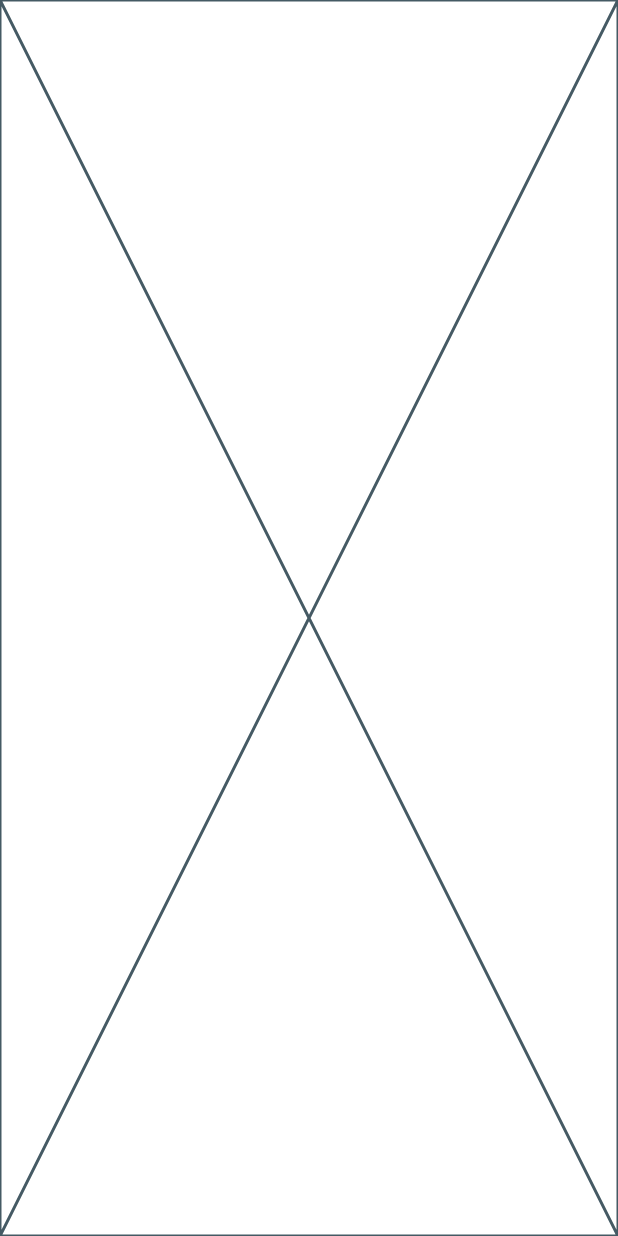
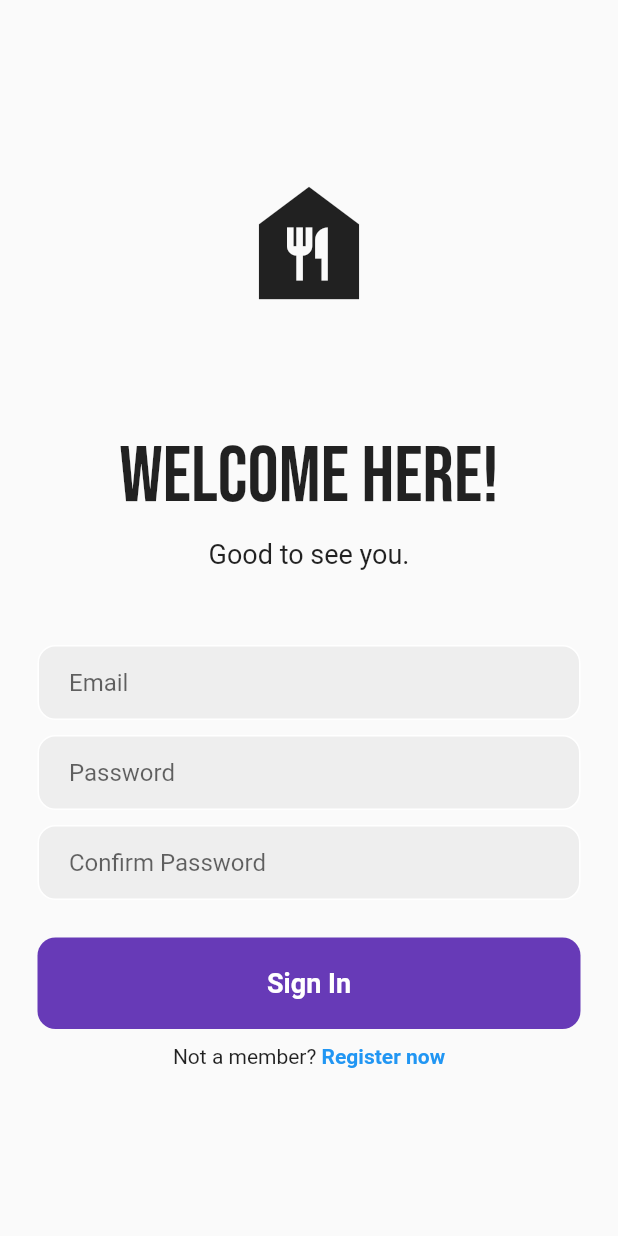
Before and after one commit to abdussametkaradeniz/recipeProject, a Flutter app: the screen it shows after launch, on a phone screen of 412 x 824 dp. Run offline on Flutter 3.47's test engine with Material 2 defaults, Android fonts, the light colour scheme and no system bars; our stand-ins replace google_fonts.

Commit message:
signin ekranı deneme olarak tamamlandı

```diff
--- a/lib/AuthProcess/SignIn/SignIn.dart
+++ b/lib/AuthProcess/SignIn/SignIn.dart
@@ -1,4 +1,5 @@
 import 'package:flutter/material.dart';
+import 'package:google_fonts/google_fonts.dart';
 
 class SignIn extends StatefulWidget {
   const SignIn({super.key});
@@ -10,6 +11,142 @@
 class _SignInState extends State<SignIn> {
   @override
   Widget build(BuildContext context) {
-    return const Placeholder();
+    final double width = MediaQuery.of(context).size.width;
+    final double height = MediaQuery.of(context).size.height / 5;
+    return Scaffold(
+      backgroundColor: Colors.grey[290],
+      body: SafeArea(
+        child: Center(
+          child: SingleChildScrollView(
+            child: Column(
+              mainAxisAlignment: MainAxisAlignment.center,
+              children: [
+                Icon(
+                  Icons.food_bank,
+                  size: 100,
+                ),
+                SizedBox(height: 75),
+                //Welcome text
+                Text(
+                  "Welcome here!",
+                  style: GoogleFonts.bebasNeue(
+                    fontSize: 52,
+                  ),
+                ),
+                SizedBox(height: 10),
+                Text(
+                  "Good to see you.",
+                  style: TextStyle(fontSize: 18),
+                ),
+                SizedBox(height: 50),
+                //email
+                Padding(
+                  padding: const EdgeInsets.symmetric(horizontal: 25.0),
+                  child: Container(
+                    decoration: BoxDecoration(
+                      color: Colors.grey[200],
+                      border: Border.all(color: Colors.white),
+                      borderRadius: BorderRadius.circular(12),
+                    ),
+                    child: Padding(
+                      padding: const EdgeInsets.only(left: 20.0),
+                      child: TextField(
+                        decoration: InputDecoration(
+                          border: InputBorder.none,
+                          hintText: 'Email',
+                        ),
+                      ),
+                    ),
+                  ),
+                ),
+                SizedBox(height: 10),
+                //password
+                Padding(
+                  padding: const EdgeInsets.symmetric(horizontal: 25.0),
+                  child: Container(
+                    decoration: BoxDecoration(
+                      color: Colors.grey[200],
+                      border: Border.all(color: Colors.white),
+                      borderRadius: BorderRadius.circular(12),
+                    ),
+                    child: const Padding(
+                      padding: EdgeInsets.only(left: 20.0),
+                      child: TextField(
+                        obscureText: true,
+                        decoration: InputDecoration(
+                          border: InputBorder.none,
+                          hintText: 'Password',
+                        ),
+                      ),
+                    ),
+                  ),
+                ),
+                const SizedBox(height: 10),
+
+                Padding(
+                  padding: const EdgeInsets.symmetric(horizontal: 25.0),
+                  child: Container(
+                    decoration: BoxDecoration(
+                      color: Colors.grey[200],
+                      border: Border.all(color: Colors.white),
+                      borderRadius: BorderRadius.circular(12),
+                    ),
+                    child: Padding(
+                      padding: const EdgeInsets.only(left: 20.0),
+                      child: TextField(
+                        obscureText: true,
+                        decoration: InputDecoration(
+                          border: InputBorder.none,
+                          hintText: 'Confirm Password',
+                        ),
+                      ),
+                    ),
+                  ),
+                ),
+                SizedBox(height: 25),
+
+                //sign in
+                Padding(
+                  padding: const EdgeInsets.symmetric(horizontal: 25.0),
+                  child: Container(
+                    padding: EdgeInsets.all(20.0),
+                    decoration: BoxDecoration(
+                      color: Colors.deepPurple,
+                      borderRadius: BorderRadius.circular(12),
+                    ),
+                    child: Center(
+                      child: Text(
+                        'Sign In',
+                        style: TextStyle(
+                          color: Colors.white,
+                          fontWeight: FontWeight.bold,
+                          fontSize: 18,
+                        ),
+                      ),
+                    ),
+                  ),
+                ),
+                SizedBox(height: 10),
+
+                //not a member
+                Row(
+                  mainAxisAlignment: MainAxisAlignment.center,
+                  children: [
+                    Text('Not a member?'),
+                    Text(
+                      ' Register now',
+                      style: TextStyle(
+                        color: Colors.blue,
+                        fontWeight: FontWeight.bold,
+                      ),
+                    ),
+                  ],
+                ),
+              ],
+            ),
+          ),
+        ),
+      ),
+    );
   }
 }
--- a/lib/main.dart
+++ b/lib/main.dart
@@ -12,7 +12,7 @@
   @override
   Widget build(BuildContext context) {
     SystemChrome.setSystemUIOverlayStyle(
-      SystemUiOverlayStyle(statusBarColor: Colors.transparent),
+      const SystemUiOverlayStyle(statusBarColor: Colors.transparent),
     );
     return MaterialApp(
       theme: ThemeData(
--- a/pubspec.yaml
+++ b/pubspec.yaml
@@ -35,6 +35,7 @@
   # The following adds the Cupertino Icons font to your application.
   # Use with the CupertinoIcons class for iOS style icons.
   cupertino_icons: ^1.0.2
+  google_fonts:
 
 dev_dependencies:
   flutter_test:
```
Also changed, not shown: pubspec.lock, 10 other files.
